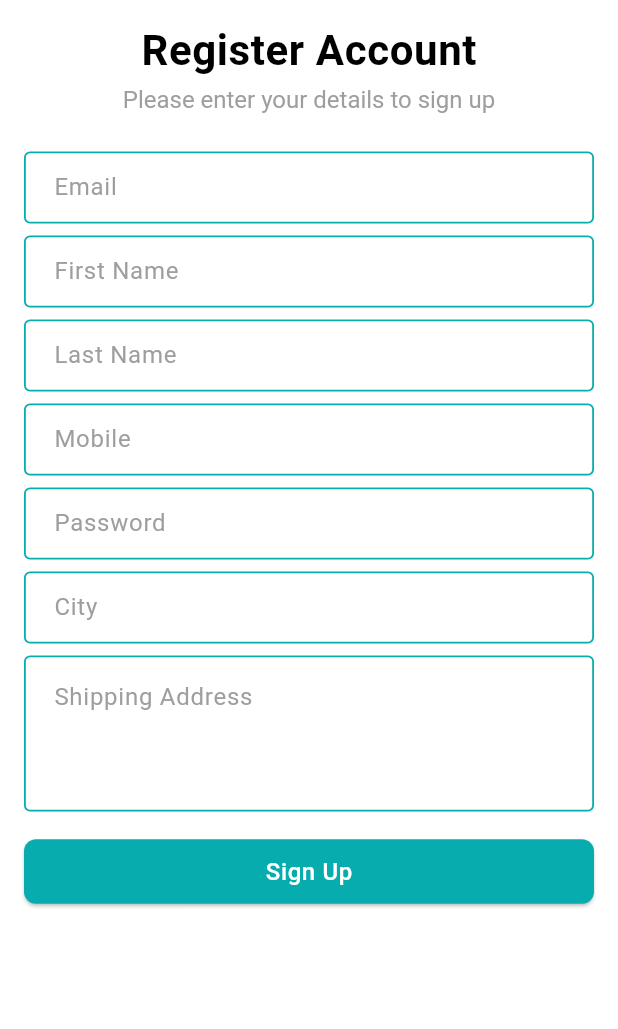
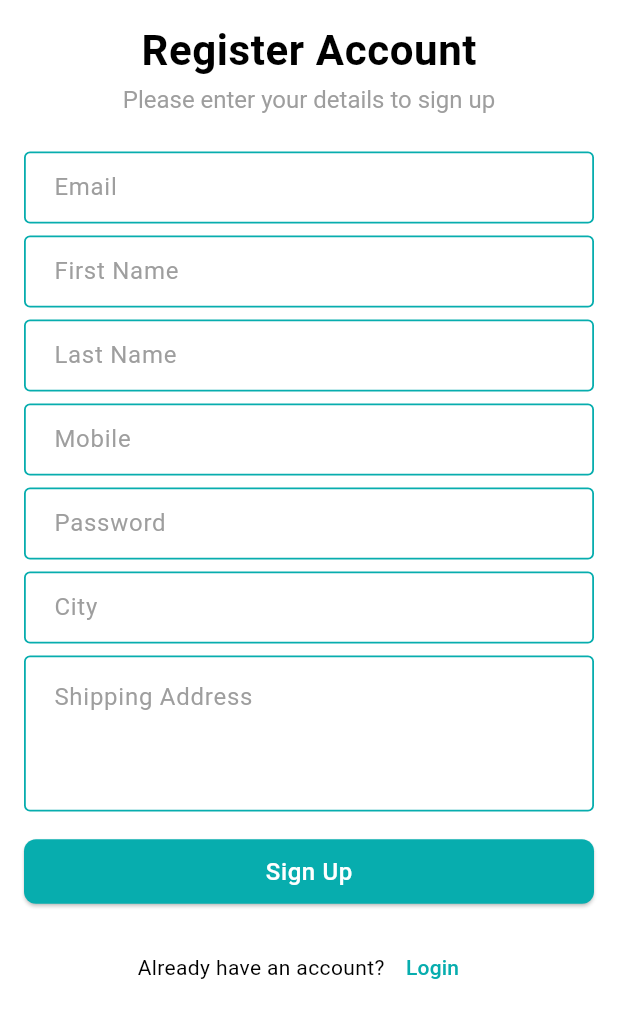
Before and after one commit to SanaulParvej/crafty_bay, a Flutter app: the SignUpScreen screen opened directly, on a phone screen of 412 x 824 dp, the part 207-1236 px from its top. Run offline on Flutter 3.47's test engine with Material 3 defaults, Android fonts, the phone set to English and light mode, and no system bars; our stand-ins replace carousel_slider, email_validator, firebase_core, firebase_crashlytics, flutter_svg, get and 3 more; accounts and stored records are empty; network calls fail.

```diff
--- a/lib/app/controller_binder.dart
+++ b/lib/app/controller_binder.dart
@@ -19,7 +19,9 @@ class ControllerBinder extends Bindings {
     Get.put(
       NetworkClient(
         onUnAuthorize: _onUnAuthorize,
-        commonHeaders: _commonHeaders,
+        commonHeaders: (){
+          return _commonHeaders();
+        },
       ),
     );
     Get.put(SignUpController());
@@ -36,7 +38,7 @@ class ControllerBinder extends Bindings {
     Get.to(() => LoginScreen());
   }
 
-  Map<String, String> get _commonHeaders {
+  Map<String, String>  _commonHeaders() {
     return {
       'content-type': 'application/json',
       'token': Get.find<AuthController>().accessToken ?? '',
--- a/lib/core/services/network/network_client.dart
+++ b/lib/core/services/network/network_client.dart
@@ -8,7 +8,7 @@ class NetworkClient {
   final Logger _logger = Logger();
   final String _defaultErrorMessage = 'Something went wrong';
   final VoidCallback onUnAuthorize;
-  final Map<String, String> commonHeaders;
+  final Map<String, String> Function() commonHeaders;
 
   NetworkClient({required this.onUnAuthorize, required this.commonHeaders});
 
@@ -16,8 +16,8 @@ class NetworkClient {
     try {
       Uri uri = Uri.parse(url);
 
-      _logRequest(url, headers: commonHeaders); //log request
-      final Response response = await get(uri, headers: commonHeaders);
+      _logRequest(url, headers: commonHeaders()); //log request
+      final Response response = await get(uri, headers: commonHeaders());
       _logResponse(response); //log response
       if (response.statusCode == 200 || response.statusCode == 201) {
         final responseBody = jsonDecode(response.body);
@@ -49,9 +49,9 @@ class NetworkClient {
     try {
       Uri uri = Uri.parse(url);
 
-      _logRequest(url, headers: commonHeaders); //log request
+      _logRequest(url, headers: commonHeaders()); //log request
       final Response response =
-          await post(uri, headers: commonHeaders, body: jsonEncode(body));
+          await post(uri, headers: commonHeaders(), body: jsonEncode(body));
       _logResponse(response); //log response
       if (response.statusCode == 200 || response.statusCode == 201) {
         final responseBody = jsonDecode(response.body);
@@ -83,9 +83,9 @@ class NetworkClient {
     try {
       Uri uri = Uri.parse(url);
 
-      _logRequest(url, headers: commonHeaders); //log request
+      _logRequest(url, headers: commonHeaders()); //log request
       final Response response =
-          await put(uri, headers: commonHeaders, body: jsonEncode(body));
+          await put(uri, headers: commonHeaders(), body: jsonEncode(body));
       _logResponse(response); //log response
       if (response.statusCode == 200 || response.statusCode == 201) {
         final responseBody = jsonDecode(response.body);
@@ -117,9 +117,9 @@ class NetworkClient {
     try {
       Uri uri = Uri.parse(url);
 
-      _logRequest(url, headers: commonHeaders); //log request
+      _logRequest(url, headers: commonHeaders()); //log request
       final Response response =
-          await patch(uri, headers: commonHeaders, body: jsonEncode(body));
+          await patch(uri, headers: commonHeaders(), body: jsonEncode(body));
       _logResponse(response); //log response
       if (response.statusCode == 200 || response.statusCode == 201) {
         final responseBody = jsonDecode(response.body);
@@ -151,9 +151,9 @@ class NetworkClient {
     try {
       Uri uri = Uri.parse(url);
 
-      _logRequest(url, headers: commonHeaders); //log request
+      _logRequest(url, headers: commonHeaders()); //log request
       final Response response =
-          await delete(uri, headers: commonHeaders, body: jsonEncode(body));
+          await delete(uri, headers: commonHeaders(), body: jsonEncode(body));
       _logResponse(response); //log response
       if (response.statusCode == 200 || response.statusCode == 201) {
         final responseBody = jsonDecode(response.body);
--- a/lib/features/auth/ui/screens/sign_up_screen.dart
+++ b/lib/features/auth/ui/screens/sign_up_screen.dart
@@ -160,6 +160,15 @@ class _SignUpScreenState extends State<SignUpScreen> {
                       ),
                     );
                   }),
+                  SizedBox(height: 16),
+                  Row(
+                    mainAxisAlignment: MainAxisAlignment.center,
+                    children: [
+                      Text("Already have an account?"),
+                      TextButton(
+                          onPressed: _onTapLoginButton, child: Text('Login')),
+                    ],
+                  ),
                   SizedBox(height: 32),
                 ],
               ),
@@ -168,6 +177,10 @@ class _SignUpScreenState extends State<SignUpScreen> {
         ),
       ),
     );
+  }
+
+  void _onTapLoginButton() {
+    Navigator.pop(context);
   }
 
   Future<void> _onTapSignButton() async {
@@ -182,7 +195,8 @@ class _SignUpScreenState extends State<SignUpScreen> {
       final bool isSuccess = await _signUpController.signUp(model);
       if (isSuccess) {
         showSnackBarMessage(context, _signUpController.message!);
-        Navigator.pushNamed(context, VerifyOtpScreen.name,arguments: _emailTEController.text.trim());
+        Navigator.pushNamed(context, VerifyOtpScreen.name,
+            arguments: _emailTEController.text.trim());
       } else {
         showSnackBarMessage(context, _signUpController.errorMessage!, true);
       }
--- a/lib/features/auth/ui/screens/splash_screen.dart
+++ b/lib/features/auth/ui/screens/splash_screen.dart
@@ -6,7 +6,6 @@ import '../widgets/app_logo.dart';
 
 class SplashScreen extends StatefulWidget {
   const SplashScreen({super.key});
-
   static final String name = '/';
 
   @override
--- a/lib/features/common/controllers/auth_controller.dart
+++ b/lib/features/common/controllers/auth_controller.dart
@@ -25,7 +25,8 @@ class AuthController extends GetxController {
     String? userData = sharedPreferences.getString(_userDataKey);
     String? tokenData = sharedPreferences.getString(_tokenKey);
     if (userData != null) {
-      userModel = jsonDecode(userData);
+      // userModel = jsonDecode(userData);
+      userModel = UserModel.fromJson(jsonDecode(userData));
       accessToken = tokenData;
     }
   }
```
Also changed, not shown: lib/features/auth/ui/screens/login_screen.dart (+19 -3 lines), lib/features/common/models/user_model.dart (+11 -3 lines), lib/features/common/ui/screens/main_bottom_nav_screen.dart (+5 -3 lines), 4 other files.
